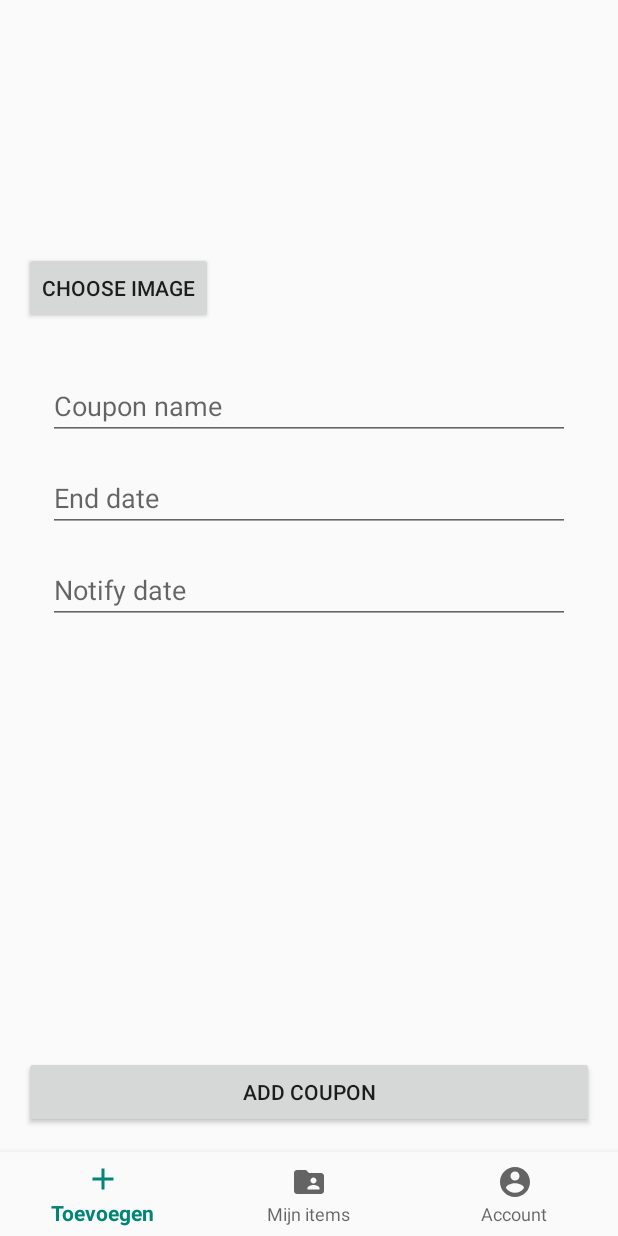
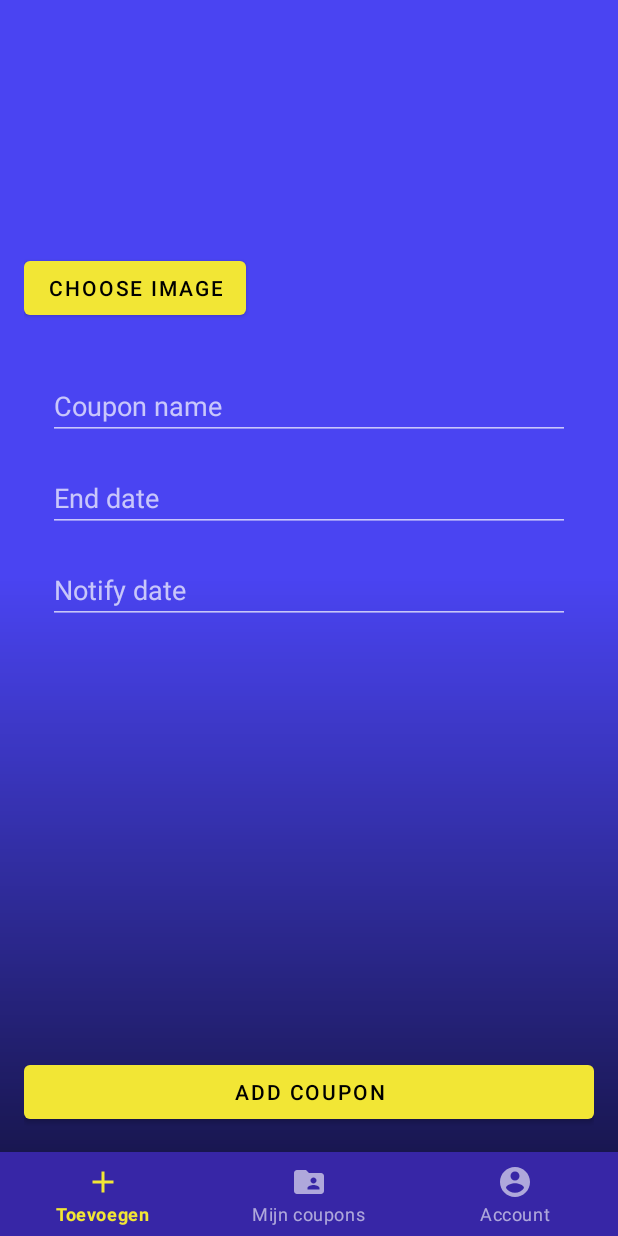
Before and after one commit to ThibautHumblet/BurrowAndroidApp, an Android app: the fragment AddFragment placed in its activity, on a phone screen of 412 x 824 dp. Run offline under Robolectric (Android 15) with nearby library versions, the phone set to English and light mode, and no system bars; libraries missing offline, so code that uses them is left out: pl.aprilapps.easyphotopicker; pictures from the network do not load; 1 statement that could not run was skipped.

Commit message:
Added MaterialDesign

```diff
--- a/app/build.gradle
+++ b/app/build.gradle
@@ -31,6 +31,7 @@ dependencies {
     implementation 'androidx.annotation:annotation:1.1.0'
     implementation 'androidx.lifecycle:lifecycle-extensions:2.1.0'
     implementation 'androidx.legacy:legacy-support-v4:1.0.0'
+    implementation 'com.google.android.material:material:1.0.0'
     testImplementation 'junit:junit:4.12'
     androidTestImplementation 'androidx.test:runner:1.2.0'
     androidTestImplementation 'androidx.test.espresso:espresso-core:3.2.0'
--- /dev/null
+++ b/app/src/main/res/drawable/gradient.xml
@@ -0,0 +1,14 @@
+<?xml version="1.0" encoding="utf-8"?>
+
+<shape xmlns:android="http://schemas.android.com/apk/res/android"
+    android:shape="rectangle" >
+
+    <gradient
+        android:angle="90"
+        android:endColor="#00ffffff"
+        android:startColor="#aa000000"
+        android:centerColor="#00ffffff" />
+
+    <corners android:radius="0dp" />
+
+</shape>
--- a/app/src/main/res/layout/activity_main.xml
+++ b/app/src/main/res/layout/activity_main.xml
@@ -10,15 +10,18 @@
         android:id="@+id/container"
         android:layout_width="match_parent"
         android:layout_height="match_parent"
-        android:layout_above="@id/bottom_navigation" />
+        android:layout_above="@id/bottom_navigation"
+        android:background="@color/colorBackground" />
 
     <com.google.android.material.bottomnavigation.BottomNavigationView
         android:id="@+id/bottom_navigation"
         android:layout_width="match_parent"
         android:layout_height="wrap_content"
         android:layout_alignParentBottom="true"
-        app:menu="@menu/bottom_navigation"
-        android:background="?android:attr/windowBackground"/>
+        android:background="@color/colorBackgroundDark"
+        android:backgroundTint="@color/colorBackgroundDark"
+        android:foregroundTint="@color/colorAccent"
+        app:menu="@menu/bottom_navigation" />
 
 
 </RelativeLayout>
--- a/app/src/main/res/layout/fragment_add.xml
+++ b/app/src/main/res/layout/fragment_add.xml
@@ -4,10 +4,11 @@
     xmlns:tools="http://schemas.android.com/tools"
     android:layout_width="match_parent"
     android:layout_height="match_parent"
-    android:padding="16dp">
+    android:padding="16dp"
+    android:background="@drawable/gradient">
 
-    <Button
-        android:id="@+id/button1"
+    <com.google.android.material.button.MaterialButton
+        android:id="@+id/btnAddCoupon"
         android:layout_width="0dp"
         android:layout_height="wrap_content"
         android:onClick="launchAddMine"
--- a/app/src/main/res/menu/bottom_navigation.xml
+++ b/app/src/main/res/menu/bottom_navigation.xml
@@ -4,15 +4,15 @@
     <item
         android:id="@+id/nav_add"
         android:icon="@drawable/ic_add_black_24dp"
-        android:title="Toevoegen" />
+        android:title="@string/navbar_add" />
 
     <item
         android:id="@+id/nav_borrowed_me"
         android:icon="@drawable/ic_folder_shared_black_24dp"
-        android:title="Mijn items" />
+        android:title="@string/navbar_coupons" />
 
     <item
         android:id="@+id/nav_account"
         android:icon="@drawable/ic_account_circle_black_24dp"
-        android:title="Account"/>
+        android:title="@string/navbar_account"/>
 </menu>
--- a/app/src/main/res/values/colors.xml
+++ b/app/src/main/res/values/colors.xml
@@ -1,6 +1,11 @@
 <?xml version="1.0" encoding="utf-8"?>
 <resources>
-    <color name="colorPrimary">#008577</color>
-    <color name="colorPrimaryDark">#00574B</color>
-    <color name="colorAccent">#D81B60</color>
+    <color name="colorPrimary">#F2E635</color>
+    <color name="colorPrimaryDark">#F2BE22</color>
+    <color name="colorAccent">#F20505</color>
+    <color name="colorBackground">#4A44F2</color>
+    <color name="colorBackgroundDark">#3726A6</color>
+    <color name="colorText">#4b4b4b</color>
+    <color name="colorTextLight">#8a8a8a</color>
+    <color name="white">#ffffff</color>
 </resources>
--- a/app/src/main/res/values/strings.xml
+++ b/app/src/main/res/values/strings.xml
@@ -3,6 +3,11 @@
     <string name="burrow_title">Burrow</string>
     <string name="Burrow_Title_bottomtext">The go-to solution to borrow</string>
     <string name="Imagedesc_logo_burrow">Logo Burrow</string>
+
+    <!-- Navbar -->>
+    <string name="navbar_add">Toevoegen</string>
+    <string name="navbar_coupons">Mijn coupons</string>
+    <string name="navbar_account">Account</string>
 
     <!-- LoginActivity -->
     <string name="title_activity_login">Login</string>
--- a/app/src/main/res/values/styles.xml
+++ b/app/src/main/res/values/styles.xml
@@ -1,7 +1,7 @@
 <resources>
 
     <!-- Base application theme. -->
-    <style name="AppTheme" parent="Theme.AppCompat.Light.NoActionBar">
+    <style name="AppTheme" parent="Theme.MaterialComponents.NoActionBar">
         <!-- Customize your theme here. -->
         <item name="colorPrimary">@color/colorPrimary</item>
         <item name="colorPrimaryDark">@color/colorPrimaryDark</item>
```
Also changed, not shown: app/src/main/res/drawable/burrow_logo.png.
